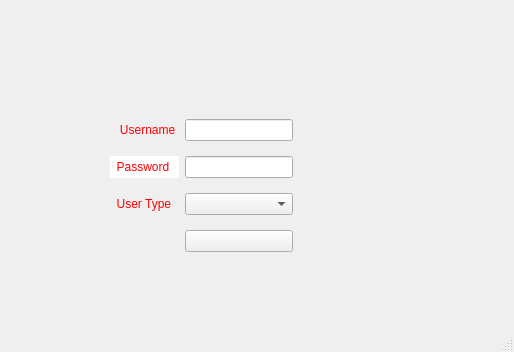
Qt form ui/UiLoginPage.ui (sanket1211996/HawkEye) before a commit.
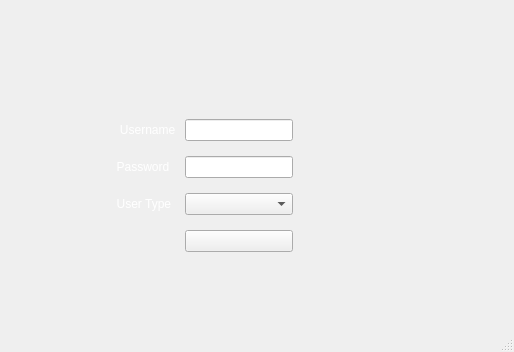
The same form after that commit. Icons and pictures are not drawn.

Commit message: Changes in Ui Page 2 Video Player Added new videoDatabase Table added.Drop down combobox for date select and show and today button display table

What changed in the file:
```diff
--- a/ui/UiLoginPage.ui
+++ b/ui/UiLoginPage.ui
@@ -32,21 +32,21 @@
    <bool>false</bool>
   </property>
   <property name="styleSheet">
-   <string notr="true">QWidget{
-background-image: url(:/images/images/LoginPageBackground.jpg);
-}
-
-QLabel{
-	color: rgb(255, 0, 0);
-	font: 75 10pt &quot;Arial&quot;;
-}
-
-QLineEdit{
-	color: rgb(255, 255, 255);
-}
+   <string notr="true">
 </string>
   </property>
   <widget class="QWidget" name="centralwidget">
+   <property name="styleSheet">
+    <string notr="true">QWidget#centralwidget{
+
+	background-image: url(:/LoginPage/images/LoginPageBackground.jpg);
+}
+
+QLabel{
+
+	color: rgb(255, 255, 255);
+}</string>
+   </property>
    <widget class="QLabel" name="label">
     <property name="geometry">
      <rect>
@@ -93,7 +93,7 @@
      <item row="1" column="0">
       <widget class="QLabel" name="labelPassword">
        <property name="styleSheet">
-        <string notr="true">background-color: rgb(255, 255, 255);</string>
+        <string notr="true"/>
        </property>
        <property name="text">
         <string>  Password </string>
```
Left out of the diff: 4 changed lines with no effect on the pictures. The commit also changes 17 other files.
